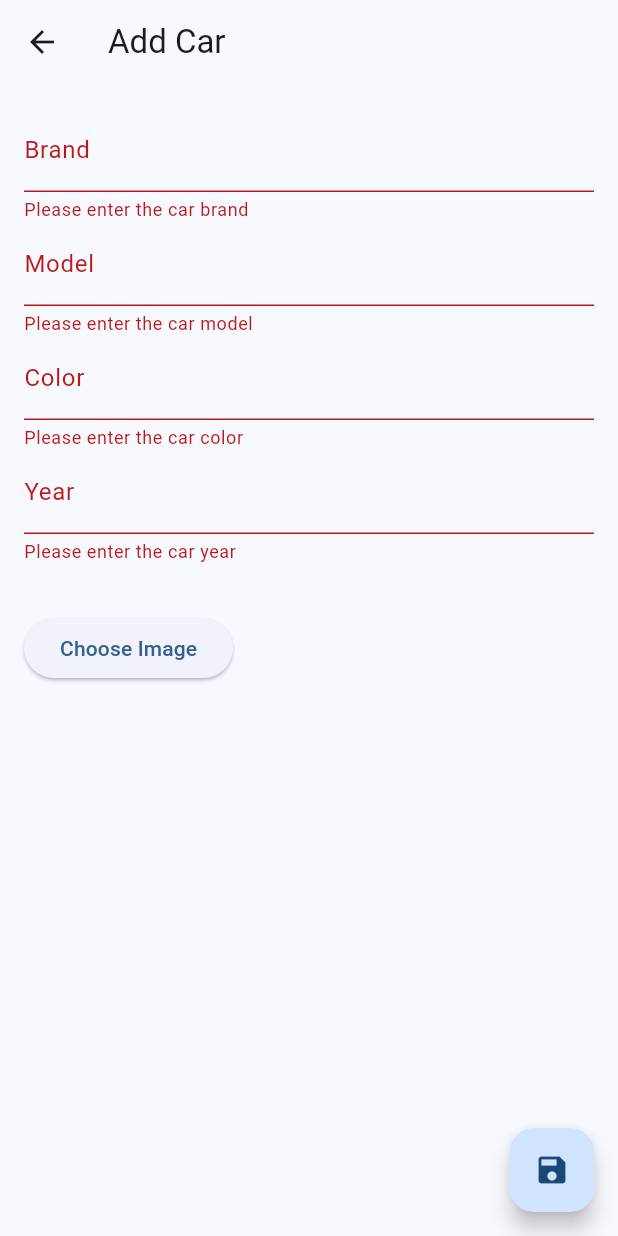
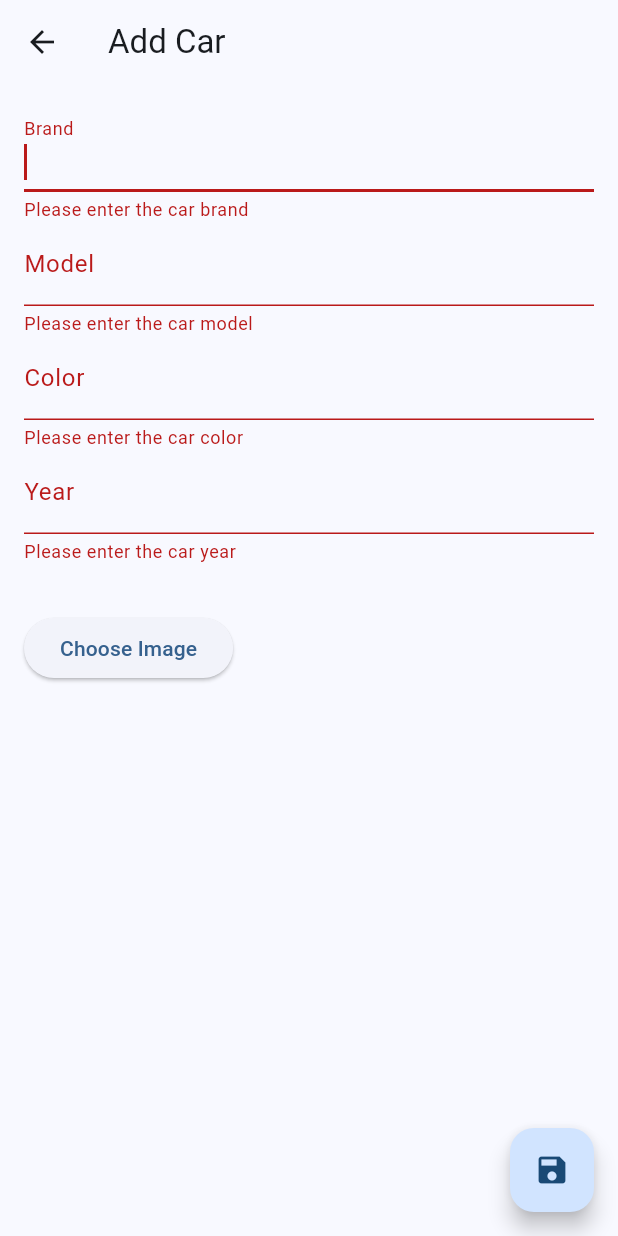
Before and after one commit to candzon/app-mobilku, a Flutter app: the CarForm screen opened directly, after a tap on the "save" icon, on a phone screen of 412 x 824 dp. Run offline on Flutter 3.47's test engine with Material 2 defaults, Android fonts, the phone set to English and light mode, and no system bars; our stand-ins replace firebase_auth, firebase_core, firebase_storage, flutter_dotenv, flutter_login, flutter_native_splash and 1 more; accounts and stored records are empty; statements that could not run were skipped.

Commit message:
feat(ui): 1. Add bold on brand text field 2. Add image not availabe if car image is null 3. Add snackbar if car Success delete and save

```diff
--- a/lib/widget/car_crud_widget.dart
+++ b/lib/widget/car_crud_widget.dart
@@ -206,8 +206,16 @@ class _CarFormState extends State<CarForm> {
                       .collection('cars')
                       .doc(widget.car!.id)
                       .delete();
+
+                  // Show a snackbar when data is successfully removed
+                  ScaffoldMessenger.of(context).showSnackBar(const SnackBar(
+                    content: Text("Data berhasil dihapus"),
+                    backgroundColor: Colors.red,
+                  ));
+
                   Navigator.of(context).pop();
                 }
+
                 Navigator.of(context).pop();
               },
             ),
@@ -254,8 +262,25 @@ class _CarFormState extends State<CarForm> {
             .update(carData);
       }
 
+      // Show a snackbar when data is saved
+      ScaffoldMessenger.of(context).showSnackBar(const SnackBar(
+        content: Text("Data berhasil disimpan"),
+        backgroundColor: Colors.green,
+      ));
+
       Navigator.of(context).pop();
     }
+  }
+
+
+  TextStyle _textStyling(){
+   return TextField.materialMisspelledTextStyle.copyWith(
+                    color: Colors.black,
+                    fontSize: 16,
+                    fontWeight: FontWeight.w500,
+                    height: 1.5,
+                    letterSpacing: 0.15,
+                  );
   }
 
   @override
@@ -275,12 +300,14 @@ class _CarFormState extends State<CarForm> {
                 TextFormField(
                   controller: _brandController,
                   decoration: const InputDecoration(labelText: 'Brand'),
+                  autofocus: true,
                   validator: (value) {
                     if (value == null || value.isEmpty) {
                       return 'Please enter the car brand';
                     }
                     return null;
                   },
+                  style: _textStyling(),
                 ),
                 TextFormField(
                   controller: _modelController,
```
